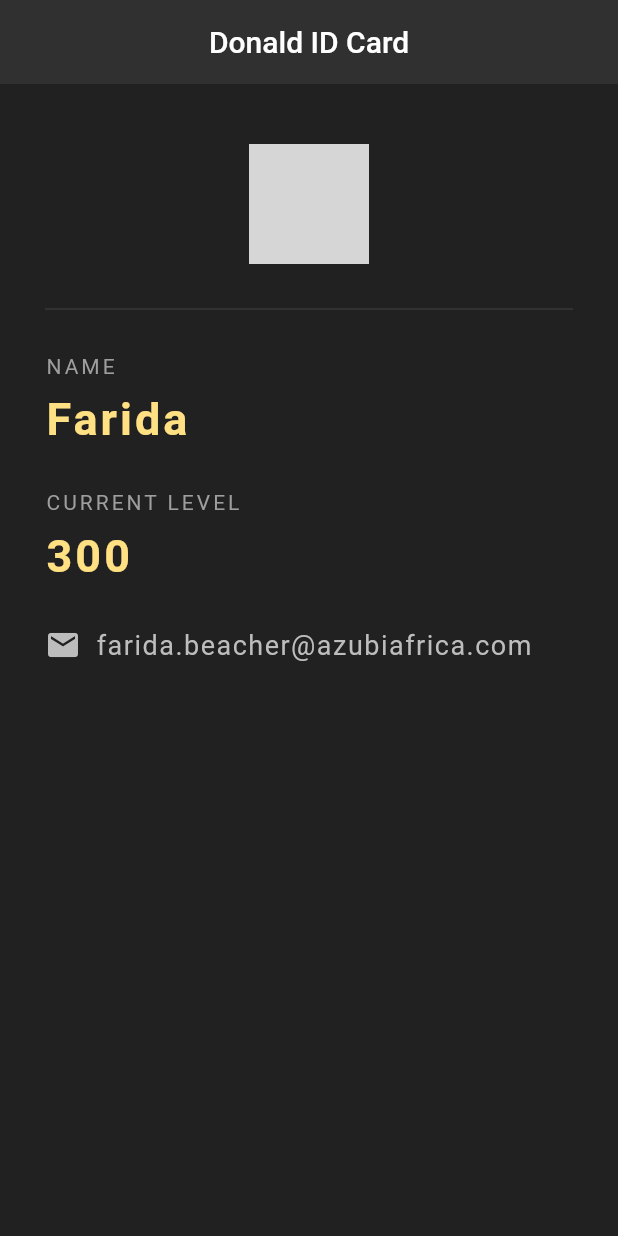
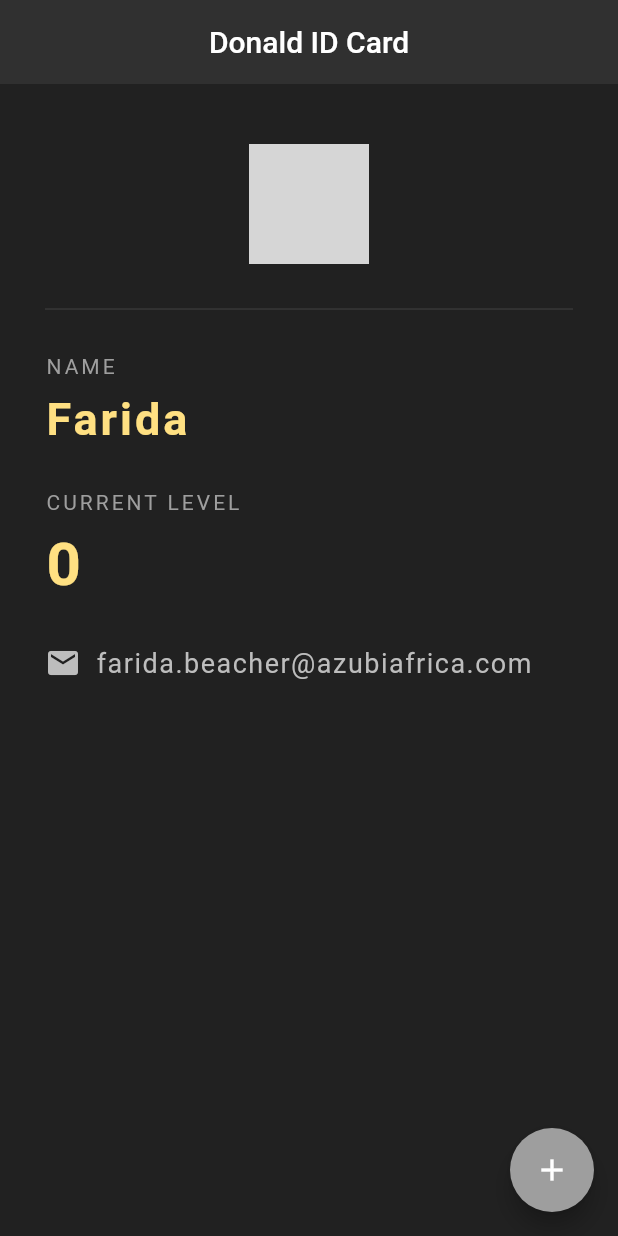
Before and after one commit to donalddoe/id_cards, a Flutter app: the screen it shows after launch, on a phone screen of 412 x 824 dp. Run offline on Flutter 3.47's test engine with Material 2 defaults, Android fonts, the phone set to English and light mode, and no system bars; grey boxes are pictures that could not be loaded.

Commit message:
added an increment button

```diff
--- a/lib/main.dart
+++ b/lib/main.dart
@@ -1,10 +1,15 @@
 import 'package:flutter/material.dart';
 
-void main() => runApp(MaterialApp(
-  home: DonaldCard()
-));
+void main() => runApp(MaterialApp(home: DonaldCard()));
 
-class DonaldCard extends StatelessWidget {
+class DonaldCard extends StatefulWidget {
+  @override
+  _DonaldCardState createState() => _DonaldCardState();
+}
+
+class _DonaldCardState extends State<DonaldCard> {
+  int donaldlevel = 0;
+
   @override
   Widget build(BuildContext context) {
     return Scaffold(
@@ -15,14 +20,22 @@ class DonaldCard extends StatelessWidget {
         backgroundColor: Colors.grey[850],
         elevation: 0.0,
       ),
+      floatingActionButton: FloatingActionButton(
+        onPressed: () {
+          setState(() {
+            donaldlevel += 100;
+          });
+        },
+        child: Icon(Icons.add),
+        backgroundColor: Colors.grey,
+      ),
       body: Padding(
         padding: EdgeInsets.fromLTRB(30.0, 40.0, 30.0, 0.0),
         child: Column(
           crossAxisAlignment: CrossAxisAlignment.start,
           children: <Widget>[
             Center(
-              child:
-            CircleAvatar(
+              child: CircleAvatar(
                 backgroundImage: AssetImage('assets/girl.jpg'),
                 radius: 40.0,
               ),
@@ -38,17 +51,20 @@ class DonaldCard extends StatelessWidget {
                 letterSpacing: 2.0,
               ),
             ),
-            SizedBox(height: 10.0,),
+            SizedBox(
+              height: 10.0,
+            ),
             Text(
               'Farida',
               style: TextStyle(
                   color: Colors.amber[200],
                   letterSpacing: 2.0,
                   fontSize: 30.0,
-                fontWeight: FontWeight.bold
+                  fontWeight: FontWeight.bold),
             ),
+            SizedBox(
+              height: 30.0,
             ),
-            SizedBox(height: 30.0,),
             Text(
               'CURRENT LEVEL',
               style: TextStyle(
@@ -56,24 +72,29 @@ class DonaldCard extends StatelessWidget {
                 letterSpacing: 2.0,
               ),
             ),
-            SizedBox(height: 10.0,),
+            SizedBox(
+              height: 10.0,
+            ),
             Text(
-              '300',
+              '$donaldlevel',
               style: TextStyle(
                   color: Colors.amber[200],
                   letterSpacing: 2.0,
-                fontSize: 30.0,
-                fontWeight: FontWeight.bold
+                  fontSize: 40.0,
+                  fontWeight: FontWeight.bold),
             ),
+            SizedBox(
+              height: 30.0,
             ),
-            SizedBox(height: 30.0,),
             Row(
               children: <Widget>[
                 Icon(
                   Icons.email,
                   color: Colors.grey[400],
                 ),
-                SizedBox(width: 10.0,),
+                SizedBox(
+                  width: 10.0,
+                ),
                 Text(
                   'farida.beacher@azubiafrica.com',
                   style: TextStyle(
```
Lines whose indentation alone changed are shown as unchanged.
